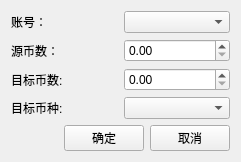
Above: poundage/PublishPoundageWidget.ui from HcashOrg/hx-indicator before the change. Below: the same form after it.
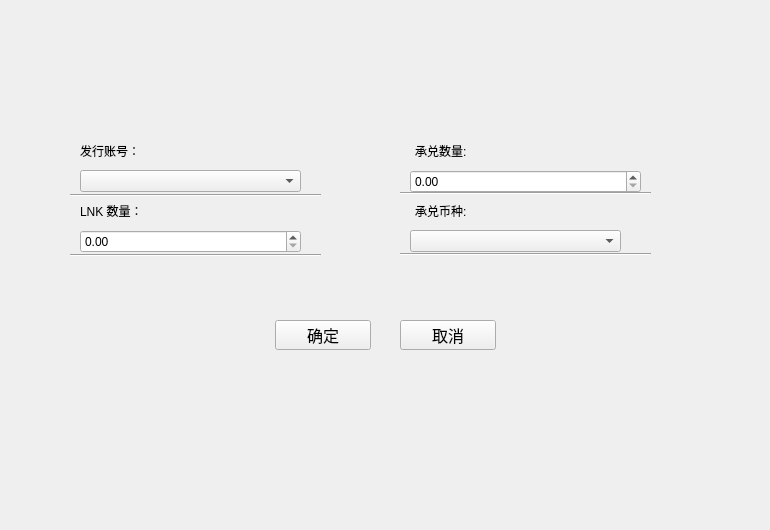
That is the form after the change.

Commit message: poundagePublishWidget + mainpage

```diff
--- a/poundage/PublishPoundageWidget.ui
+++ b/poundage/PublishPoundageWidget.ui
@@ -6,90 +6,193 @@
    <rect>
     <x>0</x>
     <y>0</y>
-    <width>241</width>
-    <height>156</height>
+    <width>770</width>
+    <height>530</height>
    </rect>
   </property>
   <property name="windowTitle">
    <string>Form</string>
   </property>
-  <layout class="QVBoxLayout" name="verticalLayout">
-   <item>
-    <layout class="QGridLayout" name="gridLayout">
-     <item row="0" column="0">
-      <widget class="QLabel" name="label">
-       <property name="text">
-        <string>账号：</string>
-       </property>
-      </widget>
-     </item>
-     <item row="0" column="1">
-      <widget class="QComboBox" name="comboBox_accounts"/>
-     </item>
-     <item row="1" column="0">
-      <widget class="QLabel" name="label_3">
-       <property name="text">
-        <string>源币数：</string>
-       </property>
-      </widget>
-     </item>
-     <item row="1" column="1">
-      <widget class="QDoubleSpinBox" name="doubleSpinBox_sourceNumber"/>
-     </item>
-     <item row="2" column="0">
-      <widget class="QLabel" name="label_2">
-       <property name="text">
-        <string>目标币数:</string>
-       </property>
-      </widget>
-     </item>
-     <item row="2" column="1">
-      <widget class="QDoubleSpinBox" name="doubleSpinBox_targetNumber"/>
-     </item>
-     <item row="3" column="0">
-      <widget class="QLabel" name="label_4">
-       <property name="text">
-        <string>目标币种:</string>
-       </property>
-      </widget>
-     </item>
-     <item row="3" column="1">
-      <widget class="QComboBox" name="comboBox_targetType"/>
-     </item>
-    </layout>
-   </item>
-   <item>
-    <layout class="QHBoxLayout" name="horizontalLayout">
-     <item>
-      <spacer name="horizontalSpacer">
-       <property name="orientation">
-        <enum>Qt::Horizontal</enum>
-       </property>
-       <property name="sizeHint" stdset="0">
-        <size>
-         <width>40</width>
-         <height>20</height>
-        </size>
-       </property>
-      </spacer>
-     </item>
-     <item>
-      <widget class="QPushButton" name="pushButton_confirm">
-       <property name="text">
-        <string>确定</string>
-       </property>
-      </widget>
-     </item>
-     <item>
-      <widget class="QPushButton" name="pushButton_cancel">
-       <property name="text">
-        <string>取消</string>
-       </property>
-      </widget>
-     </item>
-    </layout>
-   </item>
-  </layout>
+  <widget class="Line" name="line">
+   <property name="geometry">
+    <rect>
+     <x>70</x>
+     <y>185</y>
+     <width>251</width>
+     <height>20</height>
+    </rect>
+   </property>
+   <property name="orientation">
+    <enum>Qt::Horizontal</enum>
+   </property>
+  </widget>
+  <widget class="Line" name="line_2">
+   <property name="geometry">
+    <rect>
+     <x>400</x>
+     <y>183</y>
+     <width>251</width>
+     <height>20</height>
+    </rect>
+   </property>
+   <property name="orientation">
+    <enum>Qt::Horizontal</enum>
+   </property>
+  </widget>
+  <widget class="Line" name="line_3">
+   <property name="geometry">
+    <rect>
+     <x>400</x>
+     <y>244</y>
+     <width>251</width>
+     <height>20</height>
+    </rect>
+   </property>
+   <property name="orientation">
+    <enum>Qt::Horizontal</enum>
+   </property>
+  </widget>
+  <widget class="Line" name="line_4">
+   <property name="geometry">
+    <rect>
+     <x>70</x>
+     <y>245</y>
+     <width>251</width>
+     <height>20</height>
+    </rect>
+   </property>
+   <property name="orientation">
+    <enum>Qt::Horizontal</enum>
+   </property>
+  </widget>
+  <widget class="QPushButton" name="pushButton_confirm">
+   <property name="geometry">
+    <rect>
+     <x>275</x>
+     <y>320</y>
+     <width>96</width>
+     <height>30</height>
+    </rect>
+   </property>
+   <property name="font">
+    <font>
+     <pointsize>12</pointsize>
+    </font>
+   </property>
+   <property name="text">
+    <string>确定</string>
+   </property>
+  </widget>
+  <widget class="QPushButton" name="pushButton_cancel">
+   <property name="geometry">
+    <rect>
+     <x>400</x>
+     <y>320</y>
+     <width>96</width>
+     <height>30</height>
+    </rect>
+   </property>
+   <property name="font">
+    <font>
+     <pointsize>12</pointsize>
+    </font>
+   </property>
+   <property name="text">
+    <string>取消</string>
+   </property>
+  </widget>
+  <widget class="QLabel" name="label">
+   <property name="geometry">
+    <rect>
+     <x>80</x>
+     <y>135</y>
+     <width>81</width>
+     <height>31</height>
+    </rect>
+   </property>
+   <property name="text">
+    <string>发行账号：</string>
+   </property>
+  </widget>
+  <widget class="QComboBox" name="comboBox_accounts">
+   <property name="geometry">
+    <rect>
+     <x>80</x>
+     <y>170</y>
+     <width>221</width>
+     <height>22</height>
+    </rect>
+   </property>
+  </widget>
+  <widget class="QLabel" name="label_3">
+   <property name="geometry">
+    <rect>
+     <x>80</x>
+     <y>195</y>
+     <width>81</width>
+     <height>31</height>
+    </rect>
+   </property>
+   <property name="text">
+    <string>LNK 数量：</string>
+   </property>
+  </widget>
+  <widget class="QDoubleSpinBox" name="doubleSpinBox_sourceNumber">
+   <property name="geometry">
+    <rect>
+     <x>80</x>
+     <y>230</y>
+     <width>221</width>
+     <height>23</height>
+    </rect>
+   </property>
+  </widget>
+  <widget class="QLabel" name="label_2">
+   <property name="geometry">
+    <rect>
+     <x>415</x>
+     <y>135</y>
+     <width>81</width>
+     <height>31</height>
+    </rect>
+   </property>
+   <property name="text">
+    <string>承兑数量:</string>
+   </property>
+  </widget>
+  <widget class="QDoubleSpinBox" name="doubleSpinBox_targetNumber">
+   <property name="geometry">
+    <rect>
+     <x>410</x>
+     <y>170</y>
+     <width>231</width>
+     <height>23</height>
+    </rect>
+   </property>
+  </widget>
+  <widget class="QLabel" name="label_4">
+   <property name="geometry">
+    <rect>
+     <x>415</x>
+     <y>195</y>
+     <width>81</width>
+     <height>31</height>
+    </rect>
+   </property>
+   <property name="text">
+    <string>承兑币种:</string>
+   </property>
+  </widget>
+  <widget class="QComboBox" name="comboBox_targetType">
+   <property name="geometry">
+    <rect>
+     <x>410</x>
+     <y>230</y>
+     <width>211</width>
+     <height>22</height>
+    </rect>
+   </property>
+  </widget>
  </widget>
  <resources/>
  <connections/>
```
The commit also changes 10 other files.
